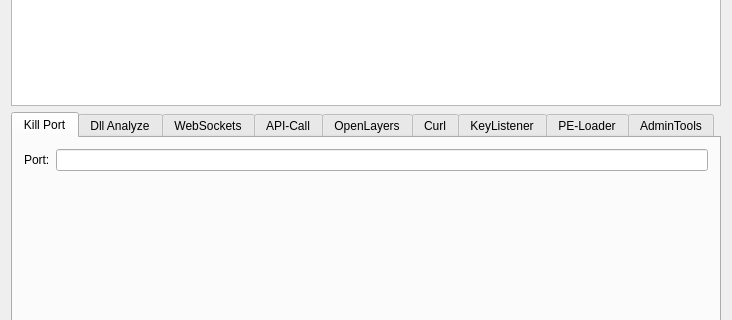
This is DevAdmin.ui in micha3056/QT-Sample-App-C-- as Qt 5 draws it before an edit; both pictures show x 0 to 732 and y 149 to 469 of the 732 by 777 pixel window. The edited form follows.
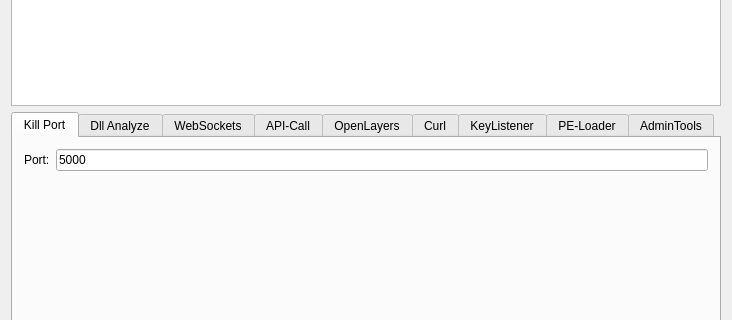
This is the edited form. Icons and pictures are not drawn.

What changed in the file:
```diff
--- a/DevAdmin.ui
+++ b/DevAdmin.ui
@@ -178,7 +178,11 @@
              </spacer>
             </item>
             <item row="0" column="1">
-             <widget class="QLineEdit" name="lineEdit"/>
+             <widget class="QLineEdit" name="lineEdit">
+              <property name="text">
+               <string>5000</string>
+              </property>
+             </widget>
             </item>
            </layout>
           </item>
```
Left out of the diff: 2 changed lines with no effect on the pictures.
